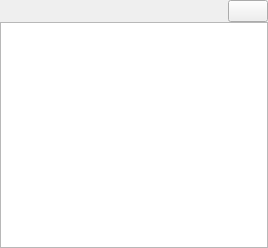
First picture: the form in src/RoomView.ui, repository Ralith/nachat, before the edit.
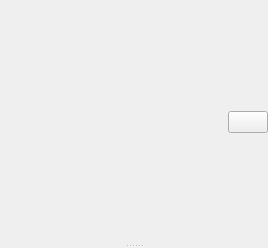
Second picture: the form after the edit. Icons and pictures are not drawn.

Commit message: More flexible layout

```diff
--- a/src/RoomView.ui
+++ b/src/RoomView.ui
@@ -27,8 +27,28 @@
     <number>0</number>
    </property>
    <item>
+    <widget class="QSplitter" name="header_splitter">
+     <property name="orientation">
+      <enum>Qt::Vertical</enum>
+     </property>
+     <widget class="QWidget" name="layoutWidget">
     <layout class="QHBoxLayout" name="header">
      <item>
+        <widget class="QWidget" name="widget" native="true">
+         <layout class="QHBoxLayout" name="horizontalLayout">
+          <property name="leftMargin">
+           <number>0</number>
+          </property>
+          <property name="topMargin">
+           <number>0</number>
+          </property>
+          <property name="rightMargin">
+           <number>0</number>
+          </property>
+          <property name="bottomMargin">
+           <number>0</number>
+          </property>
+          <item>
       <widget class="QLabel" name="topic">
        <property name="sizePolicy">
         <sizepolicy hsizetype="Expanding" vsizetype="Maximum">
@@ -67,8 +87,10 @@
       </widget>
      </item>
     </layout>
-   </item>
-   <item>
+        </widget>
+       </item>
+      </layout>
+     </widget>
     <widget class="QSplitter" name="central_splitter">
      <property name="sizePolicy">
       <sizepolicy hsizetype="Expanding" vsizetype="Expanding">
@@ -78,19 +100,6 @@
      </property>
      <property name="orientation">
       <enum>Qt::Horizontal</enum>
-     </property>
-     <widget class="QListWidget" name="memberlist">
-      <property name="sizePolicy">
-       <sizepolicy hsizetype="Preferred" vsizetype="Expanding">
-        <horstretch>0</horstretch>
-        <verstretch>0</verstretch>
-       </sizepolicy>
-      </property>
-      <property name="verticalScrollMode">
-       <enum>QAbstractItemView::ScrollPerPixel</enum>
-      </property>
-      <property name="horizontalScrollMode">
-       <enum>QAbstractItemView::ScrollPerPixel</enum>
       </property>
      </widget>
     </widget>
```
Left out of the diff: 3 changed lines with no effect on the pictures. Lines whose indentation alone changed are shown as unchanged. The commit also changes 11 other files.
